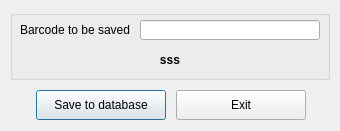
This is client/dlgpatientcardadd.ui in tbikfalvi/Belenus as Qt 5 draws it before an edit. The edited form follows.
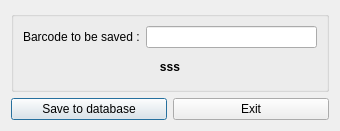
This is the edited form.

Commit message: Dialog layout-ozas ... haaaat eleg ronda igy :-|

```diff
--- a/client/dlgpatientcardadd.ui
+++ b/client/dlgpatientcardadd.ui
@@ -13,91 +13,29 @@
   <property name="windowTitle">
    <string>Dialog</string>
   </property>
-  <widget class="QPushButton" name="pbExit">
-   <property name="geometry">
-    <rect>
-     <x>176</x>
-     <y>90</y>
-     <width>130</width>
-     <height>30</height>
-    </rect>
-   </property>
-   <property name="text">
-    <string>Exit</string>
-   </property>
-   <property name="iconSize">
-    <size>
-     <width>20</width>
-     <height>20</height>
-    </size>
-   </property>
-   <property name="autoDefault">
-    <bool>false</bool>
-   </property>
-  </widget>
-  <widget class="QPushButton" name="pbSave">
-   <property name="geometry">
-    <rect>
-     <x>36</x>
-     <y>90</y>
-     <width>130</width>
-     <height>30</height>
-    </rect>
-   </property>
-   <property name="text">
-    <string>Save to database</string>
-   </property>
-   <property name="iconSize">
-    <size>
-     <width>20</width>
-     <height>20</height>
-    </size>
-   </property>
-  </widget>
+  <layout class="QVBoxLayout" name="verticalLayout_2">
+   <item>
   <widget class="QGroupBox" name="gbBarcode">
-   <property name="geometry">
-    <rect>
-     <x>10</x>
-     <y>10</y>
-     <width>320</width>
-     <height>70</height>
-    </rect>
-   </property>
    <property name="title">
     <string/>
    </property>
+     <layout class="QVBoxLayout" name="verticalLayout">
+      <item>
+       <layout class="QHBoxLayout" name="horizontalLayout">
+        <item>
    <widget class="QLabel" name="lblBarcode">
-    <property name="geometry">
-     <rect>
-      <x>10</x>
-      <y>10</y>
-      <width>110</width>
-      <height>20</height>
-     </rect>
-    </property>
     <property name="text">
      <string>Barcode to be saved :</string>
     </property>
    </widget>
-   <widget class="QLineEdit" name="ledBarcode">
-    <property name="geometry">
-     <rect>
-      <x>130</x>
-      <y>10</y>
-      <width>180</width>
-      <height>20</height>
-     </rect>
-    </property>
-   </widget>
+        </item>
+        <item>
+         <widget class="QLineEdit" name="ledBarcode"/>
+        </item>
+       </layout>
+      </item>
+      <item>
    <widget class="QLabel" name="lblInformation">
-    <property name="geometry">
-     <rect>
-      <x>10</x>
-      <y>40</y>
-      <width>300</width>
-      <height>20</height>
-     </rect>
-    </property>
     <property name="font">
      <font>
       <pointsize>9</pointsize>
@@ -112,7 +50,44 @@
      <set>Qt::AlignCenter</set>
     </property>
    </widget>
-  </widget>
+      </item>
+     </layout>
+    </widget>
+   </item>
+   <item>
+    <layout class="QHBoxLayout" name="horizontalLayout_2">
+     <item>
+      <widget class="QPushButton" name="pbSave">
+       <property name="text">
+        <string>Save to database</string>
+       </property>
+       <property name="iconSize">
+        <size>
+         <width>20</width>
+         <height>20</height>
+        </size>
+       </property>
+      </widget>
+     </item>
+     <item>
+      <widget class="QPushButton" name="pbExit">
+       <property name="text">
+        <string>Exit</string>
+       </property>
+       <property name="iconSize">
+        <size>
+         <width>20</width>
+         <height>20</height>
+        </size>
+       </property>
+       <property name="autoDefault">
+        <bool>false</bool>
+       </property>
+      </widget>
+     </item>
+    </layout>
+   </item>
+  </layout>
  </widget>
  <tabstops>
   <tabstop>ledBarcode</tabstop>
```
Lines whose indentation alone changed are shown as unchanged. The commit also changes 8 other files.
